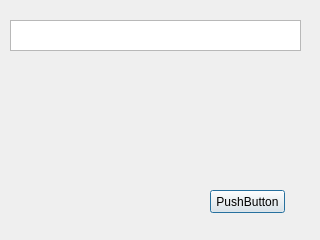
wmarchewka/Fixture, file QT_Project/popup.ui: the form before one commit.
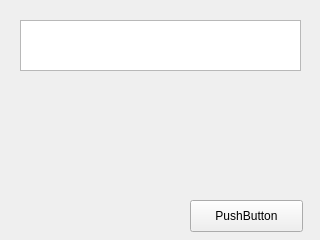
The form after the commit.

Patch:
```diff
--- a/QT_Project/popup.ui
+++ b/QT_Project/popup.ui
@@ -1,7 +1,7 @@
 <?xml version="1.0" encoding="UTF-8"?>
 <ui version="4.0">
- <class>Dialog</class>
- <widget class="QDialog" name="Dialog">
+ <class>Form</class>
+ <widget class="QWidget" name="Form">
   <property name="geometry">
    <rect>
     <x>0</x>
@@ -13,29 +13,29 @@
   <property name="windowTitle">
    <string>Dialog</string>
   </property>
-  <widget class="QTextEdit" name="inputText">
+  <widget class="QPushButton" name="pbOK">
    <property name="geometry">
     <rect>
-     <x>10</x>
-     <y>20</y>
-     <width>291</width>
-     <height>31</height>
-    </rect>
-   </property>
-  </widget>
-  <widget class="QPushButton" name="pkOK">
-   <property name="geometry">
-    <rect>
-     <x>210</x>
-     <y>190</y>
-     <width>75</width>
-     <height>23</height>
+     <x>190</x>
+     <y>200</y>
+     <width>113</width>
+     <height>32</height>
     </rect>
    </property>
    <property name="text">
     <string>PushButton</string>
    </property>
   </widget>
+  <widget class="QTextEdit" name="inputText">
+   <property name="geometry">
+    <rect>
+     <x>20</x>
+     <y>20</y>
+     <width>281</width>
+     <height>51</height>
+    </rect>
+   </property>
+  </widget>
  </widget>
  <resources/>
  <connections/>
```
Left out of the diff: 2 changed lines with no effect on the pictures.
